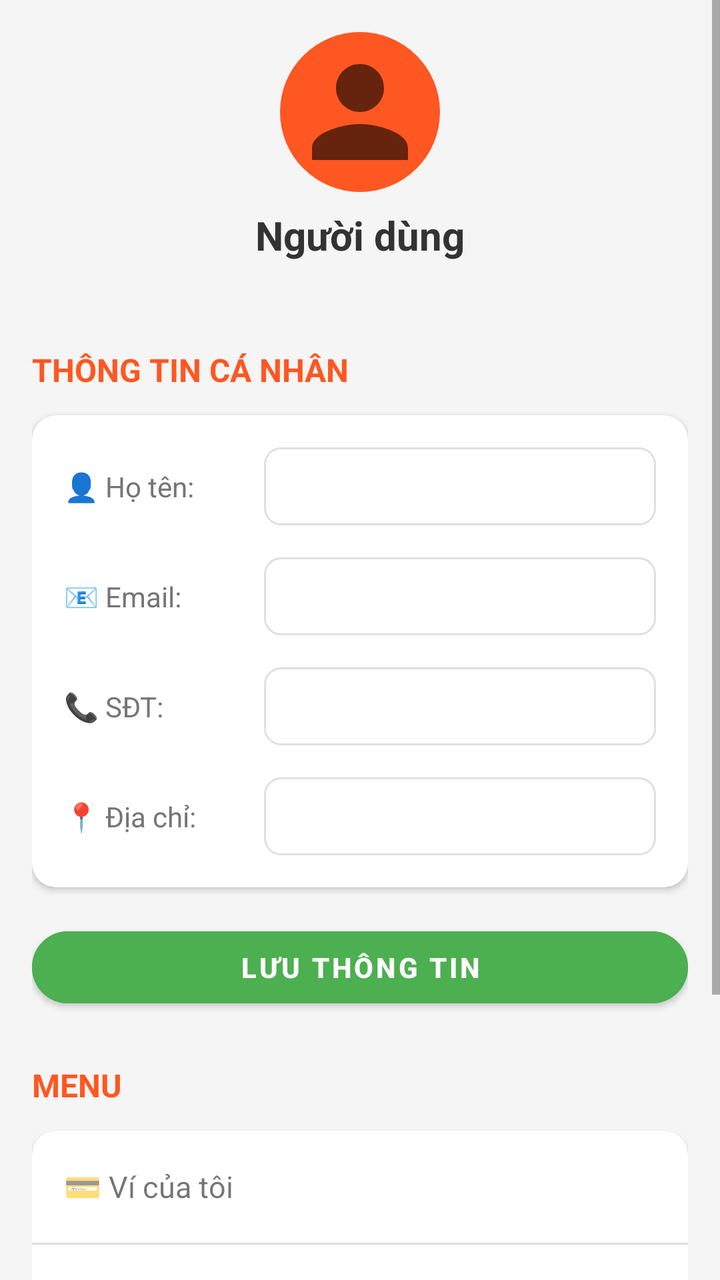
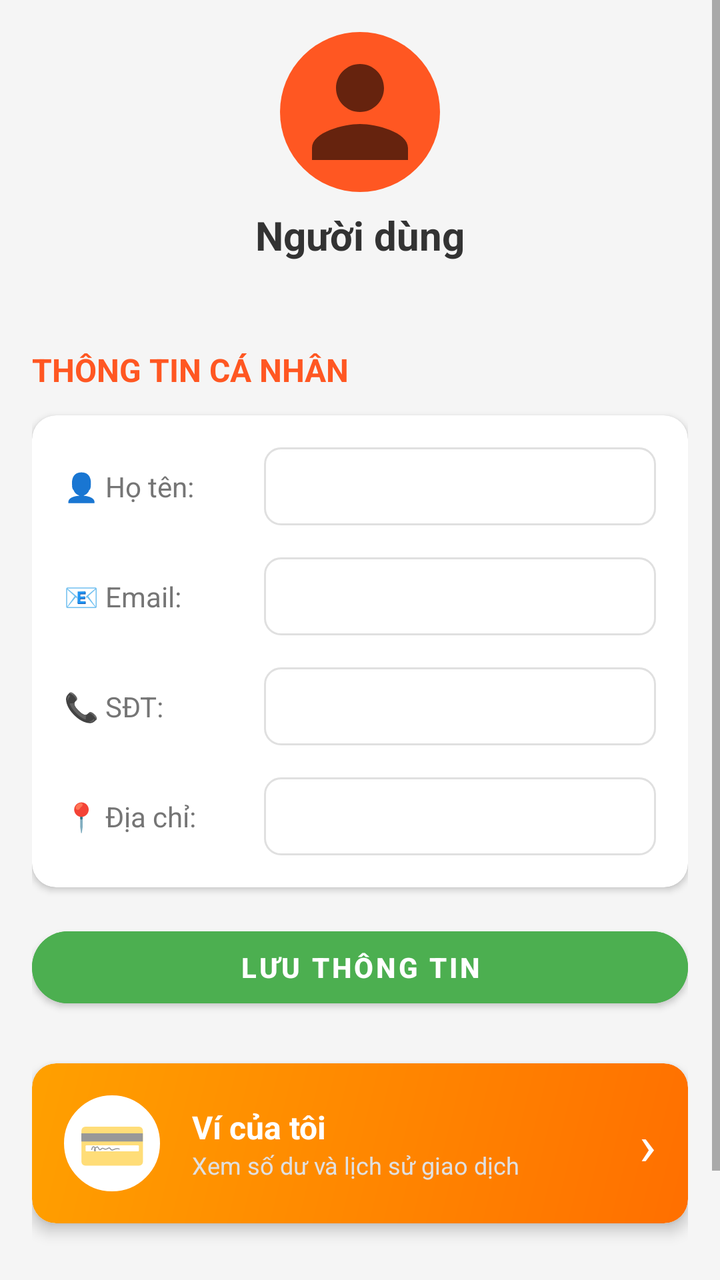

An Android layout rendered at two revisions. The XML below is the earlier revision; the diff shows what the commit changed to produce the second picture.
<!-- AndroidManifest.xml: application theme Theme.FoodOrder -->
<!-- res/layout/fragment_profile.xml -->
<?xml version="1.0" encoding="utf-8"?>
<ScrollView xmlns:android="http://schemas.android.com/apk/res/android"
    xmlns:app="http://schemas.android.com/apk/res-auto"
    android:layout_width="match_parent"
    android:layout_height="match_parent"
    android:background="#F5F5F5">

    <LinearLayout
        android:layout_width="match_parent"
        android:layout_height="wrap_content"
        android:orientation="vertical"
        android:padding="16dp">

        
        <LinearLayout
            android:layout_width="match_parent"
            android:layout_height="wrap_content"
            android:orientation="vertical"
            android:gravity="center"
            android:layout_marginBottom="24dp">

            <ImageView
                android:id="@+id/ivAvatar"
                android:layout_width="80dp"
                android:layout_height="80dp"
                android:src="@drawable/ic_profile"
                android:background="@drawable/bg_avatar"
                android:padding="4dp" />

            <TextView
                android:id="@+id/tvUserName"
                android:layout_width="wrap_content"
                android:layout_height="wrap_content"
                android:text="Người dùng"
                android:textSize="20sp"
                android:textStyle="bold"
                android:textColor="#333333"
                android:layout_marginTop="8dp" />

            <TextView
                android:id="@+id/tvUserEmail"
                android:layout_width="wrap_content"
                android:layout_height="wrap_content"
                android:text=""
                android:textSize="14sp"
                android:textColor="#757575" />

        </LinearLayout>

        
        <TextView
            android:layout_width="wrap_content"
            android:layout_height="wrap_content"
            android:text="THÔNG TIN CÁ NHÂN"
            android:textSize="16sp"
            android:textStyle="bold"
            android:textColor="#FF5722"
            android:layout_marginBottom="12dp" />

        <androidx.cardview.widget.CardView
            android:layout_width="match_parent"
            android:layout_height="wrap_content"
            app:cardCornerRadius="12dp"
            app:cardElevation="2dp"
            android:layout_marginBottom="16dp">

            <LinearLayout
                android:layout_width="match_parent"
                android:layout_height="wrap_content"
                android:orientation="vertical"
                android:padding="16dp">

                
                <LinearLayout
                    android:layout_width="match_parent"
                    android:layout_height="wrap_content"
                    android:orientation="horizontal"
                    android:layout_marginBottom="16dp">

                    <TextView
                        android:layout_width="100dp"
                        android:layout_height="wrap_content"
                        android:text="👤 Họ tên:"
                        android:textSize="14sp"
                        android:textColor="#757575" />

                    <EditText
                        android:id="@+id/etProfileName"
                        android:layout_width="0dp"
                        android:layout_height="wrap_content"
                        android:layout_weight="1"
                        android:text=""
                        android:textSize="14sp"
                        android:background="@drawable/bg_edittext_border"
                        android:padding="10dp" />

                </LinearLayout>

                
                <LinearLayout
                    android:layout_width="match_parent"
                    android:layout_height="wrap_content"
                    android:orientation="horizontal"
                    android:layout_marginBottom="16dp">

                    <TextView
                        android:layout_width="100dp"
                        android:layout_height="wrap_content"
                        android:text="📧 Email:"
                        android:textSize="14sp"
                        android:textColor="#757575" />

                    <EditText
                        android:id="@+id/etProfileEmail"
                        android:layout_width="0dp"
                        android:layout_height="wrap_content"
                        android:layout_weight="1"
                        android:text=""
                        android:textSize="14sp"
                        android:inputType="textEmailAddress"
                        android:background="@drawable/bg_edittext_border"
                        android:padding="10dp" />

                </LinearLayout>

                
                <LinearLayout
                    android:layout_width="match_parent"
                    android:layout_height="wrap_content"
                    android:orientation="horizontal"
                    android:layout_marginBottom="16dp">

                    <TextView
                        android:layout_width="100dp"
                        android:layout_height="wrap_content"
                        android:text="📞 SĐT:"
                        android:textSize="14sp"
                        android:textColor="#757575" />

                    <EditText
                        android:id="@+id/etProfilePhone"
                        android:layout_width="0dp"
                        android:layout_height="wrap_content"
                        android:layout_weight="1"
                        android:text=""
                        android:textSize="14sp"
                        android:inputType="phone"
                        android:background="@drawable/bg_edittext_border"
                        android:padding="10dp" />

                </LinearLayout>

                
                <LinearLayout
                    android:layout_width="match_parent"
                    android:layout_height="wrap_content"
                    android:orientation="horizontal">

                    <TextView
                        android:layout_width="100dp"
                        android:layout_height="wrap_content"
                        android:text="📍 Địa chỉ:"
                        android:textSize="14sp"
                        android:textColor="#757575" />

                    <EditText
                        android:id="@+id/etProfileAddress"
                        android:layout_width="0dp"
                        android:layout_height="wrap_content"
                        android:layout_weight="1"
                        android:text=""
                        android:textSize="14sp"
                        android:background="@drawable/bg_edittext_border"
                        android:padding="10dp" />

                </LinearLayout>

            </LinearLayout>

        </androidx.cardview.widget.CardView>

        
        <Button
            android:id="@+id/btnSaveProfile"
            android:layout_width="match_parent"
            android:layout_height="48dp"
            android:text="LƯU THÔNG TIN"
            android:textSize="14sp"
            android:textStyle="bold"
            android:backgroundTint="#4CAF50"
            android:textColor="@android:color/white"
            app:cornerRadius="24dp"
            android:layout_marginBottom="16dp" />

        
        <TextView
            android:layout_width="wrap_content"
            android:layout_height="wrap_content"
            android:text="MENU"
            android:textSize="16sp"
            android:textStyle="bold"
            android:textColor="#FF5722"
            android:layout_marginBottom="12dp"
            android:layout_marginTop="8dp" />

        <androidx.cardview.widget.CardView
            android:layout_width="match_parent"
            android:layout_height="wrap_content"
            app:cardCornerRadius="12dp"
            app:cardElevation="2dp"
            android:layout_marginBottom="16dp">

            <LinearLayout
                android:layout_width="match_parent"
                android:layout_height="wrap_content"
                android:orientation="vertical">

                <LinearLayout
                    android:id="@+id/layoutWallet"
                    android:layout_width="match_parent"
                    android:layout_height="56dp"
                    android:orientation="horizontal"
                    android:gravity="center_vertical"
                    android:padding="16dp"
                    android:clickable="true"
                    android:foreground="?attr/selectableItemBackground">

                    <TextView
                        android:layout_width="0dp"
                        android:layout_height="wrap_content"
                        android:layout_weight="1"
                        android:text="💳 Ví của tôi"
                        android:textSize="15sp" />

                </LinearLayout>

                <View
                    android:layout_width="match_parent"
                    android:layout_height="1dp"
                    android:background="#E0E0E0" />

                <LinearLayout
                    android:id="@+id/layoutOrders"
                    android:layout_width="match_parent"
                    android:layout_height="56dp"
                    android:orientation="horizontal"
                    android:gravity="center_vertical"
                    android:padding="16dp"
                    android:clickable="true"
                    android:foreground="?attr/selectableItemBackground">

                    <TextView
                        android:layout_width="0dp"
                        android:layout_height="wrap_content"
                        android:layout_weight="1"
                        android:text="📦 Giỏ hàng của tôi"
                        android:textSize="15sp" />

                </LinearLayout>

                <View
                    android:layout_width="match_parent"
                    android:layout_height="1dp"
                    android:background="#E0E0E0" />

                <LinearLayout
                    android:id="@+id/layoutOrderHistory"
                    android:layout_width="match_parent"
                    android:layout_height="56dp"
                    android:orientation="horizontal"
                    android:gravity="center_vertical"
                    android:padding="16dp"
                    android:clickable="true"
                    android:foreground="?attr/selectableItemBackground">

                    <TextView
                        android:layout_width="0dp"
                        android:layout_height="wrap_content"
                        android:layout_weight="1"
                        android:text="📜 Lịch sử đơn hàng"
                        android:textSize="15sp" />

                </LinearLayout>

            </LinearLayout>

        </androidx.cardview.widget.CardView>

        
        <Button
            android:id="@+id/btnLogout"
            android:layout_width="match_parent"
            android:layout_height="48dp"
            android:text="ĐĂNG XUẤT"
            android:textSize="14sp"
            android:textStyle="bold"
            android:backgroundTint="#F44336"
            android:textColor="@android:color/white"
            app:cornerRadius="24dp"
            android:layout_marginTop="8dp" />

    </LinearLayout>

</ScrollView>
<!-- resources referenced by this layout -->
<resources>
  <!-- drawable bg_avatar (drawable) -->
  <?xml version="1.0" encoding="utf-8"?>
  <shape xmlns:android="http://schemas.android.com/apk/res/android"
      android:shape="oval">
      <solid android:color="#FF5722" />
  </shape>
  <!-- drawable bg_edittext_border (drawable) -->
  <?xml version="1.0" encoding="utf-8"?>
  <shape xmlns:android="http://schemas.android.com/apk/res/android">
      <solid android:color="#FFFFFF" />
      <stroke
          android:width="1dp"
          android:color="#E0E0E0" />
      <corners android:radius="8dp" />
      <padding
          android:left="12dp"
          android:top="12dp"
          android:right="12dp"
          android:bottom="12dp" />
  </shape>
  <!-- drawable ic_profile (drawable) -->
  <?xml version="1.0" encoding="utf-8"?>
  <vector xmlns:android="http://schemas.android.com/apk/res/android"
      android:width="24dp"
      android:height="24dp"
      android:viewportWidth="24"
      android:viewportHeight="24"
      android:tint="?attr/colorControlNormal">
      <path
          android:fillColor="@android:color/white"
          android:pathData="M12,12c2.21,0 4,-1.79 4,-4s-1.79,-4 -4,-4 -4,1.79 -4,4 1.79,4 4,4zM12,14c-2.67,0 -8,1.34 -8,4v2h16v-2c0,-2.66 -5.33,-4 -8,-4z"/>
  </vector>
  <style name="Theme.FoodOrder" parent="Theme.MaterialComponents.DayNight.NoActionBar">
          
          <item name="colorPrimary">@color/primary_color</item>
          <item name="colorPrimaryVariant">@color/primary_dark</item>
          <item name="colorOnPrimary">@color/white</item>
  
          
          <item name="colorSecondary">@color/accent</item>
          <item name="colorSecondaryVariant">@color/teal_700</item>
          <item name="colorOnSecondary">@color/black</item>
  
          
          <item name="android:windowBackground">@color/background</item>
  
          
          <item name="colorSurface">@color/surface</item>
          <item name="colorOnSurface">@color/text_primary</item>
          <item name="colorError">#FF0000</item>
      </style>
  <color name="primary_color">#FF5722</color>
  <color name="primary_dark">#E64A19</color>
  <color name="white">#FFFFFFFF</color>
  <color name="accent">#FFC107</color>
  <color name="teal_700">#FF018786</color>
  <color name="black">#FF000000</color>
  <color name="background">#FFFFFF</color>
  <color name="surface">#F5F5F5</color>
  <color name="text_primary">#212121</color>
</resources>

<!-- the commit's change to res/layout/fragment_profile.xml (unified diff, before → after) -->
@@ -190,97 +190,66 @@
             android:backgroundTint="#4CAF50"
             android:textColor="@android:color/white"
             app:cornerRadius="24dp"
-            android:layout_marginBottom="16dp" />
-
-        
-        <TextView
-            android:layout_width="wrap_content"
-            android:layout_height="wrap_content"
-            android:text="MENU"
-            android:textSize="16sp"
-            android:textStyle="bold"
-            android:textColor="#FF5722"
-            android:layout_marginBottom="12dp"
-            android:layout_marginTop="8dp" />
-
+            android:layout_marginBottom="24dp" />
+
+        
         <androidx.cardview.widget.CardView
+            android:id="@+id/layoutWallet"
             android:layout_width="match_parent"
             android:layout_height="wrap_content"
             app:cardCornerRadius="12dp"
-            app:cardElevation="2dp"
-            android:layout_marginBottom="16dp">
+            app:cardElevation="4dp"
+            android:layout_marginBottom="16dp"
+            android:clickable="true"
+            android:foreground="?attr/selectableItemBackground">
 
             <LinearLayout
                 android:layout_width="match_parent"
                 android:layout_height="wrap_content"
-                android:orientation="vertical">
-
-                <LinearLayout
-                    android:id="@+id/layoutWallet"
-                    android:layout_width="match_parent"
-                    android:layout_height="56dp"
-                    android:orientation="horizontal"
-                    android:gravity="center_vertical"
-                    android:padding="16dp"
-                    android:clickable="true"
-                    android:foreground="?attr/selectableItemBackground">
-
-                    <TextView
-                        android:layout_width="0dp"
-                        android:layout_height="wrap_content"
-                        android:layout_weight="1"
-                        android:text="💳 Ví của tôi"
-                        android:textSize="15sp" />
-
-                </LinearLayout>
-
-                <View
-                    android:layout_width="match_parent"
-                    android:layout_height="1dp"
-                    android:background="#E0E0E0" />
-
-                <LinearLayout
-                    android:id="@+id/layoutOrders"
-                    android:layout_width="match_parent"
-                    android:layout_height="56dp"
-                    android:orientation="horizontal"
-                    android:gravity="center_vertical"
-                    android:padding="16dp"
-                    android:clickable="true"
-                    android:foreground="?attr/selectableItemBackground">
-
-                    <TextView
-                        android:layout_width="0dp"
-                        android:layout_height="wrap_content"
-                        android:layout_weight="1"
-                        android:text="📦 Giỏ hàng của tôi"
-                        android:textSize="15sp" />
-
-                </LinearLayout>
-
-                <View
-                    android:layout_width="match_parent"
-                    android:layout_height="1dp"
-                    android:background="#E0E0E0" />
-
-                <LinearLayout
-                    android:id="@+id/layoutOrderHistory"
-                    android:layout_width="match_parent"
-                    android:layout_height="56dp"
-                    android:orientation="horizontal"
-                    android:gravity="center_vertical"
-                    android:padding="16dp"
-                    android:clickable="true"
-                    android:foreground="?attr/selectableItemBackground">
-
-                    <TextView
-                        android:layout_width="0dp"
-                        android:layout_height="wrap_content"
-                        android:layout_weight="1"
-                        android:text="📜 Lịch sử đơn hàng"
-                        android:textSize="15sp" />
-
-                </LinearLayout>
+                android:orientation="horizontal"
+                android:gravity="center_vertical"
+                android:padding="16dp"
+                android:background="@drawable/bg_wallet_gradient">
+
+                <TextView
+                    android:layout_width="48dp"
+                    android:layout_height="48dp"
+                    android:text="💳"
+                    android:textSize="28sp"
+                    android:gravity="center"
+                    android:background="@drawable/bg_wallet_icon"
+                    android:layout_marginEnd="16dp" />
+
+                <LinearLayout
+                    android:layout_width="0dp"
+                    android:layout_height="wrap_content"
+                    android:layout_weight="1"
+                    android:orientation="vertical">
+
+                    <TextView
+                        android:layout_width="wrap_content"
+                        android:layout_height="wrap_content"
+                        android:text="Ví của tôi"
+                        android:textSize="16sp"
+                        android:textStyle="bold"
+                        android:textColor="#FFFFFF" />
+
+                    <TextView
+                        android:layout_width="wrap_content"
+                        android:layout_height="wrap_content"
+                        android:text="Xem số dư và lịch sử giao dịch"
+                        android:textSize="12sp"
+                        android:textColor="#E0E0E0" />
+
+                </LinearLayout>
+
+                <TextView
+                    android:layout_width="wrap_content"
+                    android:layout_height="wrap_content"
+                    android:text="›"
+                    android:textSize="28sp"
+                    android:textColor="#FFFFFF"
+                    android:layout_marginStart="8dp" />
 
             </LinearLayout>
 
<!-- resource entries referenced after the edit -->
@@ -19,6 +19,24 @@
           android:top="12dp"
           android:right="12dp"
           android:bottom="12dp" />
+  </shape>
+  <!-- drawable bg_wallet_gradient (drawable) -->
+  <?xml version="1.0" encoding="utf-8"?>
+  <shape xmlns:android="http://schemas.android.com/apk/res/android">
+      <gradient
+          android:startColor="#FF6F00"
+          android:endColor="#FFA000"
+          android:angle="135" />
+      <corners android:radius="12dp" />
+  </shape>
+  <!-- drawable bg_wallet_icon (drawable) -->
+  <?xml version="1.0" encoding="utf-8"?>
+  <shape xmlns:android="http://schemas.android.com/apk/res/android"
+      android:shape="oval">
+      <solid android:color="#FFFFFF" />
+      <stroke
+          android:width="2dp"
+          android:color="#FFFFFF" />
   </shape>
   <!-- drawable ic_profile (drawable) -->
   <?xml version="1.0" encoding="utf-8"?>
